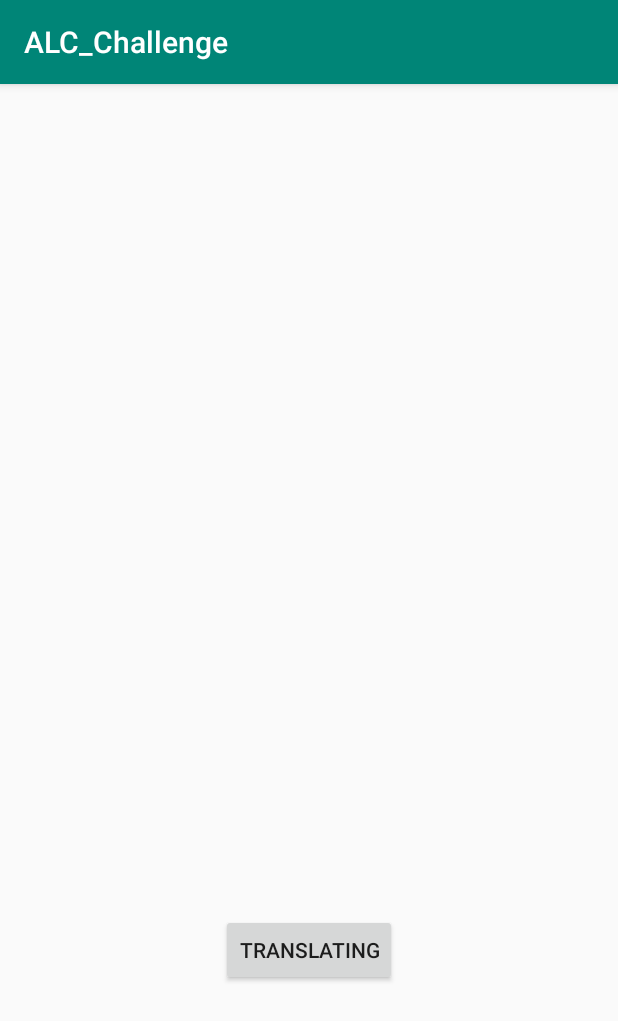
After one commit to juliemmasam/ALC_Challenge, an Android app: the TranslatorActivity screen opened directly, with no data from a screen before it, on a phone screen of 412 x 824 dp. The commit adds this screen. Shown: the top 1021 px of the screen. Run offline under Robolectric (Android 15) with nearby library versions, the phone set to English and light mode, and no system bars.

Commit message:
Translator Done

```diff
--- a/app/src/main/AndroidManifest.xml
+++ b/app/src/main/AndroidManifest.xml
@@ -9,6 +9,7 @@
         android:roundIcon="@mipmap/ic_launcher_round"
         android:supportsRtl="true"
         android:theme="@style/AppTheme">
+        <activity android:name=".TranslatorActivity"></activity>
         <activity android:name=".MainActivity">
             <intent-filter>
                 <action android:name="android.intent.action.MAIN" />
--- /dev/null
+++ b/app/src/main/java/com/vinetworks/juliemmasam/alc_challenge/TranslatorActivity.java
@@ -0,0 +1,25 @@
+package com.vinetworks.juliemmasam.alc_challenge;
+
+import androidx.appcompat.app.AppCompatActivity;
+
+import android.animation.Animator;
+import android.animation.AnimatorInflater;
+import android.os.Bundle;
+import android.widget.Button;
+
+public class TranslatorActivity extends AppCompatActivity {
+    Button translatorButton;
+
+
+    @Override
+    protected void onCreate(Bundle savedInstanceState) {
+        super.onCreate(savedInstanceState);
+        setContentView(R.layout.activity_translator);
+
+        translatorButton = findViewById(R.id.translate_button);
+
+        Animator translateAnimator = AnimatorInflater.loadAnimator(this, R.animator.translator);
+        translateAnimator.setTarget(translatorButton);
+        translateAnimator.start();
+    }
+}
--- /dev/null
+++ b/app/src/main/res/animator/translator.xml
@@ -0,0 +1,12 @@
+<?xml version="1.0" encoding="utf-8"?>
+<set xmlns:android="http://schemas.android.com/apk/res/android">
+    <objectAnimator
+        android:propertyName="translationY"
+        android:valueFrom="0.0"
+        android:valueTo="300"
+        android:duration="3000"
+        android:valueType="floatType"
+        android:repeatCount="infinite"
+        android:repeatMode="reverse"
+        />
+</set>
--- a/app/src/main/res/layout/activity_main.xml
+++ b/app/src/main/res/layout/activity_main.xml
@@ -4,15 +4,4 @@
     xmlns:tools="http://schemas.android.com/tools"
     android:layout_width="match_parent"
     android:layout_height="match_parent"
-    tools:context=".MainActivity">
-
-    <TextView
-        android:layout_width="wrap_content"
-        android:layout_height="wrap_content"
-        android:text="Hello World!"
-        app:layout_constraintBottom_toBottomOf="parent"
-        app:layout_constraintLeft_toLeftOf="parent"
-        app:layout_constraintRight_toRightOf="parent"
-        app:layout_constraintTop_toTopOf="parent" />
-
-</androidx.constraintlayout.widget.ConstraintLayout>
+    tools:context=".MainActivity"/>
--- /dev/null
+++ b/app/src/main/res/layout/activity_translator.xml
@@ -0,0 +1,18 @@
+<?xml version="1.0" encoding="utf-8"?>
+<androidx.constraintlayout.widget.ConstraintLayout xmlns:android="http://schemas.android.com/apk/res/android"
+    xmlns:app="http://schemas.android.com/apk/res-auto"
+    xmlns:tools="http://schemas.android.com/tools"
+    android:layout_width="match_parent"
+    android:layout_height="match_parent"
+    tools:context=".TranslatorActivity">
+
+    <Button
+        android:id="@+id/translate_button"
+        android:layout_width="wrap_content"
+        android:layout_height="wrap_content"
+        android:text="@string/translating"
+        app:layout_constraintBottom_toBottomOf="parent"
+        app:layout_constraintEnd_toEndOf="parent"
+        app:layout_constraintStart_toStartOf="parent"
+        app:layout_constraintTop_toTopOf="parent" />
+</androidx.constraintlayout.widget.ConstraintLayout>
--- a/app/src/main/res/values/strings.xml
+++ b/app/src/main/res/values/strings.xml
@@ -1,3 +1,6 @@
 <resources>
     <string name="app_name">ALC_Challenge</string>
+    <string name="alpha_button">Alpha</string>
+    <string name="the_image">The Image</string>
+    <string name="translating">Translating</string>
 </resources>
```
Also changed, not shown: app/src/main/java/com/vinetworks/juliemmasam/alc_challenge/MainActivity.java (+8 -0 lines), app/src/main/res/drawable/steering_wheel.png (added).
